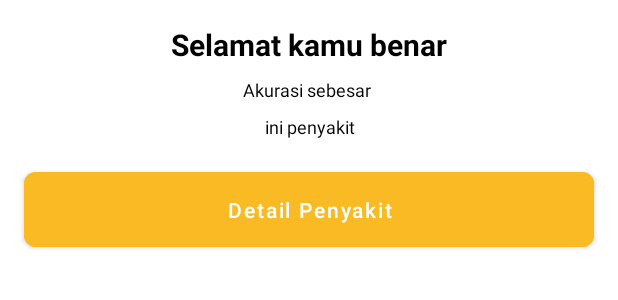
After one commit to BillyMRX1/mypaddy_native, an Android app: the layout view_scan_success.xml on its own in the app's theme, with its tools: preview values and no code run, on a phone screen of 412 x 824 dp. The commit adds this screen. Shown: the top 300 px of the screen. Run offline under Robolectric (Android 15) with nearby library versions, the phone set to English and light mode, and no system bars.

Commit message:
Complete scan

```diff
--- a/app/build.gradle
+++ b/app/build.gradle
@@ -37,10 +37,10 @@ android {
 
 dependencies {
 
-    implementation 'androidx.core:core-ktx:1.6.0'
+    implementation 'androidx.core:core-ktx:1.7.0'
     implementation 'androidx.appcompat:appcompat:1.3.1'
     implementation 'com.google.android.material:material:1.4.0'
-    implementation 'androidx.constraintlayout:constraintlayout:2.1.1'
+    implementation 'androidx.constraintlayout:constraintlayout:2.1.2'
     testImplementation 'junit:junit:4.+'
     androidTestImplementation 'androidx.test.ext:junit:1.1.3'
     androidTestImplementation 'androidx.test.espresso:espresso-core:3.4.0'
--- a/app/src/main/AndroidManifest.xml
+++ b/app/src/main/AndroidManifest.xml
@@ -9,6 +9,9 @@
         android:roundIcon="@mipmap/ic_launcher_round"
         android:supportsRtl="true"
         android:theme="@style/Theme.MyPaddyNative">
+        <activity
+            android:name=".ui.detail.DetailActivity"
+            android:exported="true" />
         <activity
             android:name=".ui.plant.PlantActivity"
             android:exported="true" />
--- /dev/null
+++ b/app/src/main/assets/labels.txt
@@ -0,0 +1,3 @@
+Bacterial Leaf Blight
+Brown Spot
+Leaf Smut
--- a/app/src/main/java/com/mrx/mypaddynative/data/Plant.kt
+++ b/app/src/main/java/com/mrx/mypaddynative/data/Plant.kt
@@ -3,5 +3,6 @@ package com.mrx.mypaddynative.data
 data class Plant(
     var id: Int = 0,
     var name: String = "",
-    var detail: String = ""
+    var detail: String = "",
+    var solution: ArrayList<String> = ArrayList()
 )
--- a/app/src/main/java/com/mrx/mypaddynative/tflite/Classifier.kt
+++ b/app/src/main/java/com/mrx/mypaddynative/tflite/Classifier.kt
@@ -79,13 +79,12 @@ class Classifier(
             Comparator<IClassifier.Recognition> { (_, _, confidence1), (_, _, confidence2) ->
                 Float.compare(
                     confidence1,
-                    confidence2
+                    confidence2,
                 )
             })
 
         for (i in labelList.indices) {
             val confidence = (labelProbArray[0][i].toInt() and 0xff) / 255.0f
-            if (confidence > THRESHOLD) {
             pq.add(
                 IClassifier.Recognition(
                     "" + i,
@@ -93,7 +92,6 @@ class Classifier(
                     confidence
                 )
             )
-            }
         }
 
         val recognitions = ArrayList<IClassifier.Recognition>()
--- /dev/null
+++ b/app/src/main/res/drawable/img_slider_rounded.xml
@@ -0,0 +1,9 @@
+<?xml version="1.0" encoding="utf-8"?>
+<selector xmlns:android="http://schemas.android.com/apk/res/android">
+    <item>
+        <shape android:shape="rectangle">
+            <solid android:color="@color/white"/>
+            <corners android:topLeftRadius="32dp" android:topRightRadius="32dp"/>
+        </shape>
+    </item>
+</selector>
--- /dev/null
+++ b/app/src/main/res/layout/view_scan_success.xml
@@ -0,0 +1,67 @@
+<?xml version="1.0" encoding="utf-8"?>
+<androidx.constraintlayout.widget.ConstraintLayout xmlns:android="http://schemas.android.com/apk/res/android"
+    android:layout_width="match_parent"
+    android:layout_height="wrap_content"
+    android:background="@drawable/img_slider_rounded"
+    xmlns:app="http://schemas.android.com/apk/res-auto"
+    xmlns:tools="http://schemas.android.com/tools"
+    app:layout_behavior="com.google.android.material.bottomsheet.BottomSheetBehavior">
+
+    <TextView
+        android:id="@+id/tv_diseases"
+        android:layout_width="wrap_content"
+        android:layout_height="wrap_content"
+        android:layout_marginTop="16dp"
+        android:text="Selamat kamu benar"
+        android:textColor="@color/black"
+        android:textSize="20sp"
+        android:textStyle="bold"
+        app:layout_constraintEnd_toEndOf="parent"
+        app:layout_constraintStart_toStartOf="parent"
+        app:layout_constraintTop_toTopOf="parent" />
+
+    <TextView
+        android:id="@+id/tv_akurasi"
+        android:layout_width="wrap_content"
+        android:layout_height="wrap_content"
+        android:layout_marginTop="8dp"
+        tools:text="Akurasi sebesar "
+        android:textSize="12sp"
+        android:textColor="@color/black"
+        app:layout_constraintEnd_toEndOf="@+id/tv_diseases"
+        app:layout_constraintStart_toStartOf="@+id/tv_diseases"
+        app:layout_constraintTop_toBottomOf="@+id/tv_diseases" />
+
+    <TextView
+        android:id="@+id/tv_desc"
+        android:layout_width="0dp"
+        android:layout_height="wrap_content"
+        android:layout_marginStart="16dp"
+        android:layout_marginTop="8dp"
+        android:layout_marginEnd="16dp"
+        android:textSize="12sp"
+        android:textColor="@color/black"
+        android:textAlignment="center"
+        app:layout_constraintEnd_toEndOf="parent"
+        app:layout_constraintStart_toStartOf="parent"
+        app:layout_constraintTop_toBottomOf="@+id/tv_akurasi"
+        tools:text="ini penyakit" />
+
+    <com.google.android.material.button.MaterialButton
+        android:id="@+id/btn_next"
+        android:layout_width="0dp"
+        android:layout_height="wrap_content"
+        android:layout_marginTop="16dp"
+        android:layout_marginBottom="16dp"
+        android:padding="15dp"
+        android:text="@string/detail_penyakit"
+        android:textAllCaps="false"
+        app:cornerRadius="8dp"
+        android:textColor="@color/white"
+        android:backgroundTint="@color/primary_color"
+        app:layout_constraintBottom_toBottomOf="parent"
+        app:layout_constraintEnd_toEndOf="@+id/tv_desc"
+        app:layout_constraintStart_toStartOf="@+id/tv_desc"
+        app:layout_constraintTop_toBottomOf="@+id/tv_desc" />
+
+</androidx.constraintlayout.widget.ConstraintLayout>
--- a/app/src/main/res/values-night/themes.xml
+++ /dev/null
@@ -1,16 +0,0 @@
-<resources xmlns:tools="http://schemas.android.com/tools">
-    <!-- Base application theme. -->
-    <style name="Theme.MyPaddyNative" parent="Theme.MaterialComponents.DayNight.NoActionBar">
-        <!-- Primary brand color. -->
-        <item name="colorPrimary">@color/purple_200</item>
-        <item name="colorPrimaryVariant">@color/purple_700</item>
-        <item name="colorOnPrimary">@color/black</item>
-        <!-- Secondary brand color. -->
-        <item name="colorSecondary">@color/teal_200</item>
-        <item name="colorSecondaryVariant">@color/teal_200</item>
-        <item name="colorOnSecondary">@color/black</item>
-        <!-- Status bar color. -->
-        <item name="android:statusBarColor" tools:targetApi="l">?attr/colorPrimaryVariant</item>
-        <!-- Customize your theme here. -->
-    </style>
-</resources>
--- a/app/src/main/res/values/strings.xml
+++ b/app/src/main/res/values/strings.xml
@@ -1,4 +1,7 @@
 <resources>
     <string name="app_name">My Paddy</string>
     <string name="daftar_penyakit_padi">Daftar Penyakit Padi</string>
+    <string name="detail_penyakit">Detail Penyakit</string>
+    <string name="objek_tidak_terdeteksi">Objek tidak terdeteksi</string>
+    <string name="cara_mengatasi">Cara mengatasi:</string>
 </resources>
--- a/app/src/main/res/values/themes.xml
+++ b/app/src/main/res/values/themes.xml
@@ -1,6 +1,6 @@
 <resources xmlns:tools="http://schemas.android.com/tools">
     <!-- Base application theme. -->
-    <style name="Theme.MyPaddyNative" parent="Theme.MaterialComponents.DayNight.NoActionBar">
+    <style name="Theme.MyPaddyNative" parent="Theme.MaterialComponents.Light.NoActionBar">
         <!-- Primary brand color. -->
         <item name="colorPrimary">@color/purple_500</item>
         <item name="colorPrimaryVariant">@color/purple_700</item>
--- a/build.gradle
+++ b/build.gradle
@@ -6,7 +6,7 @@ buildscript {
     }
     dependencies {
         classpath "com.android.tools.build:gradle:7.0.2"
-        classpath "org.jetbrains.kotlin:kotlin-gradle-plugin:1.5.31"
+        classpath 'org.jetbrains.kotlin:kotlin-gradle-plugin:1.6.0'
 
         // NOTE: Do not place your application dependencies here; they belong
         // in the individual module build.gradle files
```
Also changed, not shown: app/src/main/java/com/mrx/mypaddynative/data/PlantData.kt (+7 -1 lines), app/src/main/java/com/mrx/mypaddynative/ui/camera/CameraActivity.kt (+48 -62 lines), app/src/main/java/com/mrx/mypaddynative/ui/detail/DetailActivity.kt (added, +49 -0 lines), app/src/main/java/com/mrx/mypaddynative/ui/plant/PlantActivity.kt (+25 -1 lines), app/src/main/java/com/mrx/mypaddynative/ui/plant/PlantAdapter.kt (+14 -0 lines), app/src/main/res/layout/activity_camera.xml (+4 -4 lines), app/src/main/res/layout/activity_detail.xml (added, +62 -0 lines), app/src/main/java/com/mrx/mypaddynative/ui/detail/SolutionAdapter.kt (added), 1 other file. Lines whose indentation alone changed are shown as unchanged.
